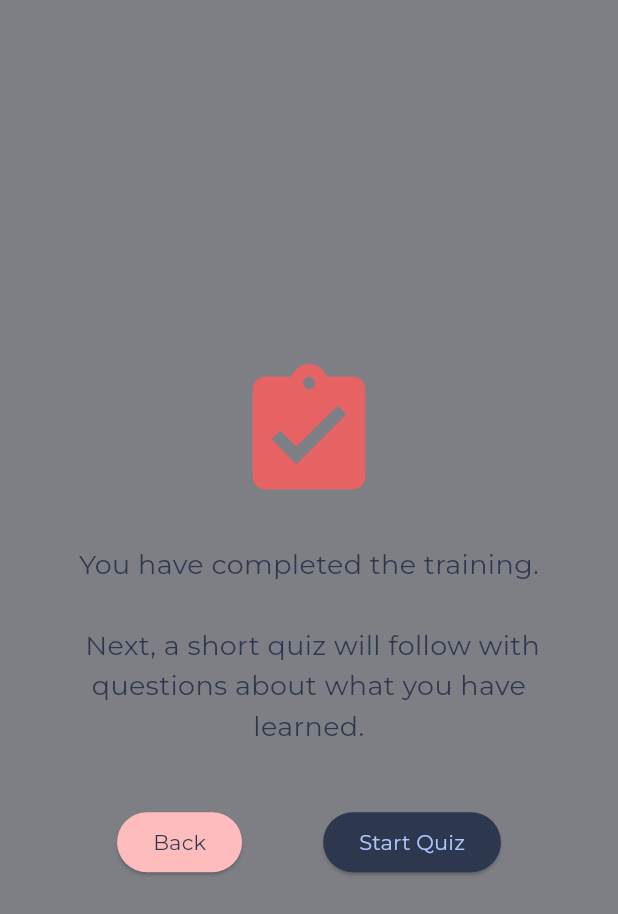
After one commit to mwalexandra/cybersecurity_flutter_application, a Flutter app: the QuizIntroScreen screen opened directly, on a phone screen of 412 x 824 dp. The commit adds this screen. Shown: the top 914 px of the screen. Run offline on Flutter 3.47's test engine with Material 3 defaults, Android fonts, the phone set to English and light mode, and no system bars; our stand-ins replace flutter_svg, youtube_player_flutter.

Commit message:
quiz_intro and quiz screens init

```diff
--- /dev/null
+++ b/lib/screens/quiz_intro_screen.dart
@@ -0,0 +1,62 @@
+import 'package:flutter/material.dart';
+import '../theme/colors.dart';
+import 'quiz_screen.dart';
+
+class QuizIntroScreen extends StatelessWidget {
+  const QuizIntroScreen({super.key});
+
+  @override
+  Widget build(BuildContext context) {
+    return Scaffold(
+      backgroundColor: AppColors.darkgrey,
+      body: SafeArea(
+        child: Padding(
+          padding: const EdgeInsets.all(24.0),
+          child: Column(
+            mainAxisAlignment: MainAxisAlignment.center,
+            children: [
+              const Icon(Icons.assignment_turned_in, size: 100, color: AppColors.darkpink),
+              const SizedBox(height: 24),
+              const Text(
+                'You have completed the training. \n\n Next, a short quiz will follow with questions about what you have learned.',
+                textAlign: TextAlign.center,
+                style: TextStyle(
+                  fontSize: 18,
+                  color: AppColors.darkblue,
+                  height: 1.5,
+                ),
+              ),
+              const SizedBox(height: 40),
+              Row(
+                mainAxisAlignment: MainAxisAlignment.spaceEvenly,
+                children: [
+                  ElevatedButton(
+                    onPressed: () {
+                      Navigator.pop(context); // back to Training
+                    },
+                    style: ElevatedButton.styleFrom(
+                      backgroundColor: AppColors.lightpink,
+                    ),
+                    child: const Text('Back', style: TextStyle(color: AppColors.darkblue)),
+                  ),
+                  ElevatedButton(
+                    onPressed: () {
+                      Navigator.pushReplacement(
+                        context,
+                        MaterialPageRoute(builder: (context) => const QuizScreen()),
+                      );
+                    },
+                    style: ElevatedButton.styleFrom(
+                      backgroundColor: AppColors.darkblue,
+                    ),
+                    child: const Text('Start Quiz'),
+                  ),
+                ],
+              ),
+            ],
+          ),
+        ),
+      ),
+    );
+  }
+}
--- a/lib/screens/training_screen.dart
+++ b/lib/screens/training_screen.dart
@@ -1,6 +1,7 @@
 import 'package:flutter/material.dart';
 import '../theme/colors.dart';
 import 'package:youtube_player_flutter/youtube_player_flutter.dart';
+import 'package:cybersecurity_flutter_application/screens/quiz_intro_screen.dart';
 
 class TrainingPage {
   final String text;
@@ -73,6 +74,11 @@ class _TrainingScreenState extends State<TrainingScreen> {
         currentPage++;
         _initYoutube();
       });
+    } else {
+      Navigator.pushReplacement( // there is no back option
+        context,
+        MaterialPageRoute(builder: (context) => const QuizIntroScreen()),
+      );
     }
   }
 
```
